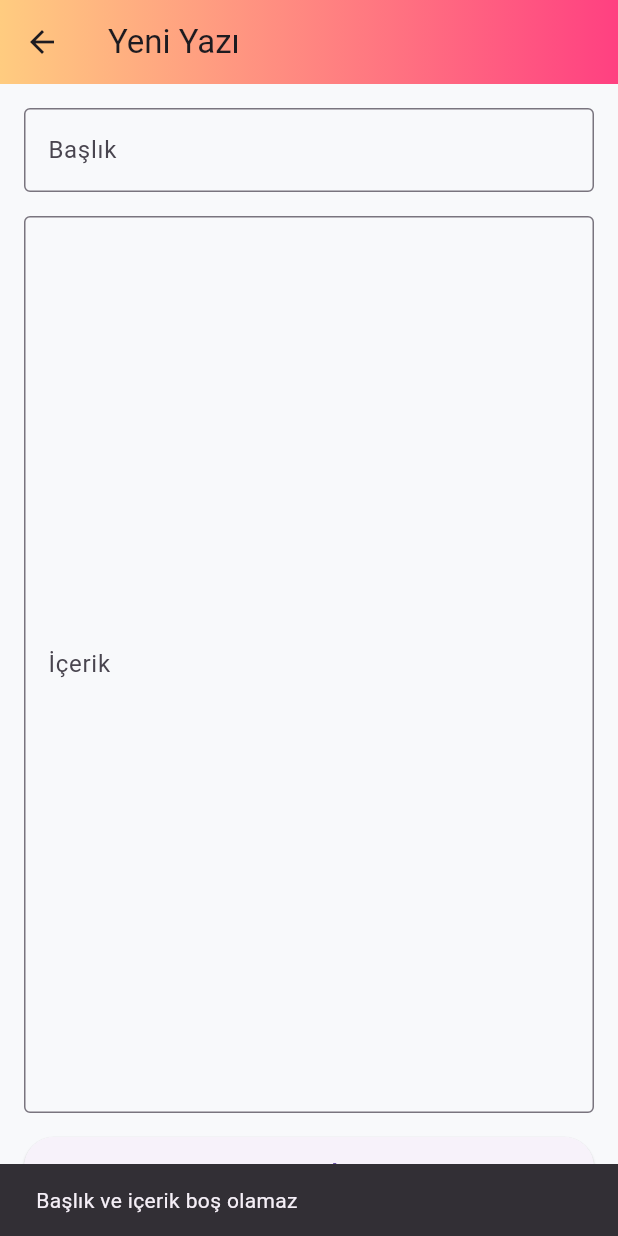
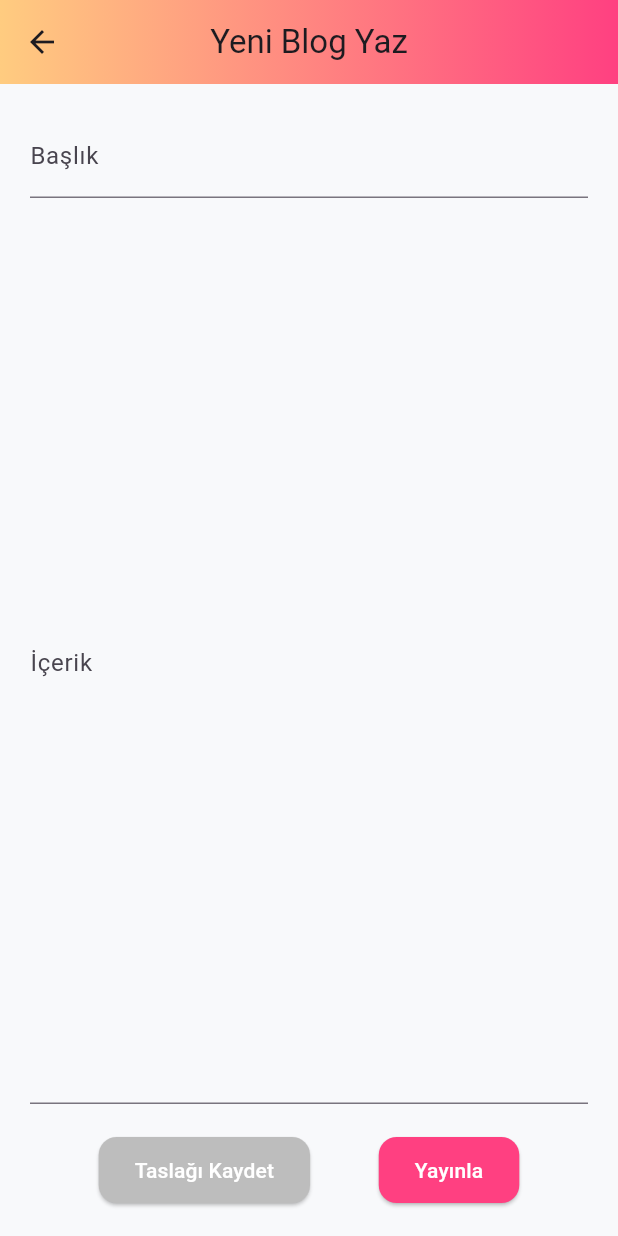
Before and after one commit to edamerveatalay/inkverse_flutter, a Flutter app: the AddBlogPage screen opened directly, after a tap on "Yayınla", on a phone screen of 412 x 824 dp. Run offline on Flutter 3.47's test engine with Material 3 defaults, Android fonts, the light colour scheme and no system bars; our stand-ins replace dio, flutter_secure_storage, get, get_storage, shared_preferences; accounts and stored records are empty; network calls fail.

Commit message:
Ui bileşeni eklendi : taslak kaydetme ve taslak sayfası eklendi

```diff
--- a/lib/app/ui/pages/add_blog_page.dart
+++ b/lib/app/ui/pages/add_blog_page.dart
@@ -1,7 +1,7 @@
 import 'package:flutter/material.dart';
+import 'package:dio/dio.dart';
 import 'package:get/get.dart';
 import 'package:inkverse_flutter/app/constants/constants.dart';
-import 'package:inkverse_flutter/services/api_client.dart';
 
 class AddBlogPage extends StatefulWidget {
   const AddBlogPage({super.key});
@@ -11,45 +11,25 @@ class AddBlogPage extends StatefulWidget {
 }
 
 class _AddBlogPageState extends State<AddBlogPage> {
-  final TextEditingController titleController = TextEditingController();
-  final TextEditingController contentController = TextEditingController();
+  final titleController = TextEditingController();
+  final contentController = TextEditingController();
   bool isLoading = false;
 
-  Future<void> submitBlog() async {
-    if (titleController.text.isEmpty || contentController.text.isEmpty) {
-      ScaffoldMessenger.of(context).showSnackBar(
-        const SnackBar(content: Text("Başlık ve içerik boş olamaz")),
-      );
-      return;
-    }
-
+  Future<void> _saveBlog(bool isPublished) async {
     setState(() => isLoading = true);
-
     try {
-      final dio = ApiClient().dio;
-
-      final response = await dio.post(
-        ADD_BLOG, // constants.dart’ta /blog/ olacak
+      final dio = Dio(BaseOptions(baseUrl: BASE_URL));
+      await dio.post(
+        '/blog/',
         data: {
-          "title": titleController.text,
-          "content": contentController.text,
+          'title': titleController.text,
+          'content': contentController.text,
+          'is_published': isPublished,
         },
       );
-
-      if (response.statusCode == 201 || response.statusCode == 200) {
-        ScaffoldMessenger.of(context).showSnackBar(
-          const SnackBar(content: Text("Yazı başarıyla yayınlandı!")),
-        );
-        Navigator.pop(context, true); // geri dön ve listeyi yenile
-      } else {
-        ScaffoldMessenger.of(
-          context,
-        ).showSnackBar(SnackBar(content: Text("Hata: ${response.statusCode}")));
-      }
+      Get.back(result: true);
     } catch (e) {
-      ScaffoldMessenger.of(
-        context,
-      ).showSnackBar(SnackBar(content: Text("Hata: $e")));
+      print("Hata: $e");
     } finally {
       setState(() => isLoading = false);
     }
@@ -59,7 +39,8 @@ class _AddBlogPageState extends State<AddBlogPage> {
   Widget build(BuildContext context) {
     return Scaffold(
       appBar: AppBar(
-        title: const Text("Yeni Yazı"),
+        title: const Text("Yeni Blog Yaz"),
+        centerTitle: true,
         flexibleSpace: Container(
           decoration: BoxDecoration(
             gradient: LinearGradient(
@@ -69,46 +50,58 @@ class _AddBlogPageState extends State<AddBlogPage> {
         ),
       ),
       body: Padding(
-        padding: const EdgeInsets.all(16.0),
+        padding: const EdgeInsets.all(20.0),
         child: Column(
           children: [
             TextField(
               controller: titleController,
-              decoration: const InputDecoration(
-                labelText: "Başlık",
-                border: OutlineInputBorder(),
-              ),
+              decoration: const InputDecoration(labelText: "Başlık"),
             ),
             const SizedBox(height: 16),
             Expanded(
               child: TextField(
                 controller: contentController,
+                decoration: const InputDecoration(labelText: "İçerik"),
                 maxLines: null,
                 expands: true,
-                textAlignVertical: TextAlignVertical.top,
-                decoration: const InputDecoration(
-                  labelText: "İçerik",
-                  border: OutlineInputBorder(),
-                ),
               ),
             ),
-            const SizedBox(height: 16),
-            isLoading
-                ? const CircularProgressIndicator()
-                : ElevatedButton(
-                    onPressed: submitBlog,
-                    style: ElevatedButton.styleFrom(
-                      minimumSize: const Size.fromHeight(50),
-                      shape: RoundedRectangleBorder(
-                        borderRadius: BorderRadius.circular(20),
-                      ),
-                      padding: const EdgeInsets.symmetric(vertical: 12),
+            const SizedBox(height: 20),
+            Row(
+              mainAxisAlignment: MainAxisAlignment.spaceEvenly,
+              children: [
+                ElevatedButton(
+                  onPressed: isLoading ? null : () => _saveBlog(false),
+                  style: ElevatedButton.styleFrom(
+                    backgroundColor: Colors.grey.shade400,
+                    foregroundColor: Colors.white,
+                    padding: const EdgeInsets.symmetric(
+                      horizontal: 24,
+                      vertical: 12,
                     ),
-                    child: const Text(
-                      "Yayınla",
-                      style: TextStyle(fontSize: 18),
+                    shape: RoundedRectangleBorder(
+                      borderRadius: BorderRadius.circular(12),
                     ),
                   ),
+                  child: const Text("Taslağı Kaydet"),
+                ),
+                ElevatedButton(
+                  onPressed: isLoading ? null : () => _saveBlog(true),
+                  style: ElevatedButton.styleFrom(
+                    backgroundColor: Colors.pinkAccent,
+                    foregroundColor: Colors.white,
+                    padding: const EdgeInsets.symmetric(
+                      horizontal: 24,
+                      vertical: 12,
+                    ),
+                    shape: RoundedRectangleBorder(
+                      borderRadius: BorderRadius.circular(12),
+                    ),
+                  ),
+                  child: const Text("Yayınla"),
+                ),
+              ],
+            ),
           ],
         ),
       ),
```
Also changed, not shown: lib/app/ui/pages/draft_page.dart (added, +139 -0 lines), lib/app/ui/pages/home_page.dart (+12 -3 lines).
